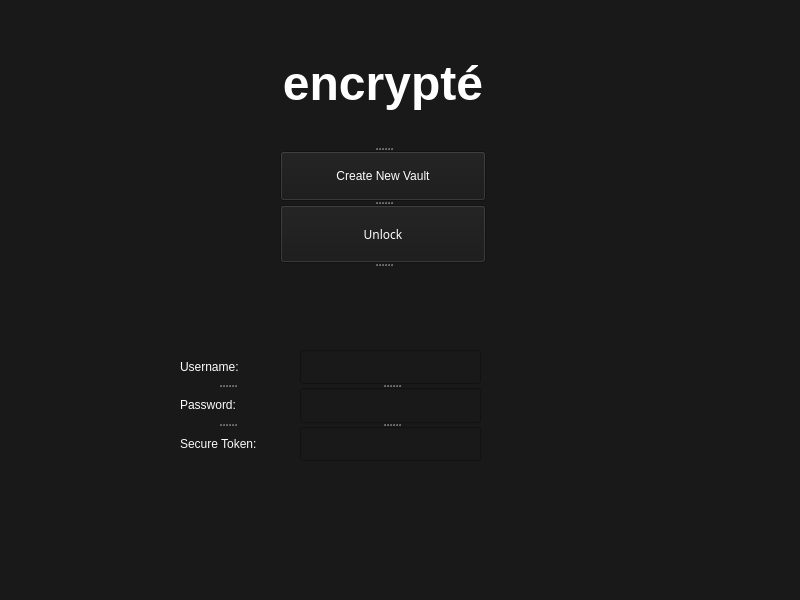
Above: gui/ui_files/login.ui from joe-boudreau/encrypte before the change. Below: the same form after it.
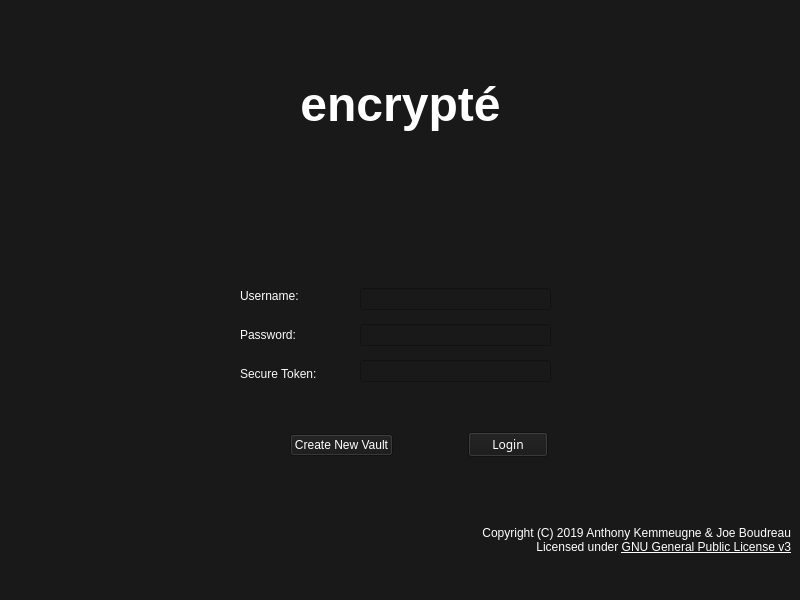
That is the form after the change. Icons and pictures are not drawn.

The edit to the form file:
```diff
--- a/gui/ui_files/login.ui
+++ b/gui/ui_files/login.ui
@@ -17,70 +17,188 @@
    <string notr="true">background-color: rgb(25,25,25)</string>
   </property>
   <widget class="QWidget" name="centralwidget">
-   <widget class="QSplitter" name="splitter">
+   <widget class="QLabel" name="label_5">
     <property name="geometry">
      <rect>
-      <x>180</x>
-      <y>350</y>
-      <width>93</width>
+      <x>240</x>
+      <y>510</y>
+      <width>551</width>
+      <height>61</height>
+     </rect>
+    </property>
+    <property name="text">
+     <string>&lt;html&gt;&lt;head/&gt;&lt;body&gt;&lt;p align=&quot;right&quot;&gt;&lt;span style=&quot; color:#ffffff;&quot;&gt;Copyright (C) 2019 Anthony Kemmeugne &amp;amp; Joe Boudreau&lt;br/&gt;Licensed under &lt;/span&gt;&lt;a href=&quot;http://www.gnu.org/licenses&quot;&gt;&lt;span style=&quot; text-decoration: underline; color:#ffffff;&quot;&gt;GNU General Public License v3&lt;/span&gt;&lt;/a&gt;&lt;/p&gt;&lt;/body&gt;&lt;/html&gt;</string>
+    </property>
+   </widget>
+   <widget class="QWidget" name="layoutWidget">
+    <property name="geometry">
+     <rect>
+      <x>240</x>
+      <y>280</y>
+      <width>95</width>
       <height>111</height>
      </rect>
     </property>
-    <property name="orientation">
-     <enum>Qt::Vertical</enum>
-    </property>
+    <layout class="QVBoxLayout" name="verticalLayout">
+     <item>
     <widget class="QLabel" name="label">
      <property name="text">
       <string>&lt;html&gt;&lt;head/&gt;&lt;body&gt;&lt;p&gt;&lt;span style=&quot; color:#ffffff;&quot;&gt;Username:&lt;/span&gt;&lt;/p&gt;&lt;/body&gt;&lt;/html&gt;</string>
      </property>
     </widget>
+     </item>
+     <item>
     <widget class="QLabel" name="label_2">
      <property name="text">
       <string>&lt;html&gt;&lt;head/&gt;&lt;body&gt;&lt;p&gt;&lt;span style=&quot; color:#fcfcfc;&quot;&gt;Password:&lt;/span&gt;&lt;/p&gt;&lt;/body&gt;&lt;/html&gt;</string>
      </property>
     </widget>
+     </item>
+     <item>
     <widget class="QLabel" name="label_4">
      <property name="text">
       <string>&lt;html&gt;&lt;head/&gt;&lt;body&gt;&lt;p&gt;&lt;span style=&quot; color:#fafafa;&quot;&gt;Secure Token:&lt;/span&gt;&lt;/p&gt;&lt;/body&gt;&lt;/html&gt;</string>
      </property>
     </widget>
+     </item>
+    </layout>
    </widget>
-   <widget class="QSplitter" name="splitter_2">
+   <widget class="QWidget" name="layoutWidget">
     <property name="geometry">
      <rect>
-      <x>300</x>
-      <y>350</y>
-      <width>181</width>
+      <x>360</x>
+      <y>280</y>
+      <width>191</width>
       <height>111</height>
      </rect>
     </property>
-    <property name="orientation">
-     <enum>Qt::Vertical</enum>
-    </property>
+    <layout class="QVBoxLayout" name="verticalLayout_2">
+     <item>
     <widget class="QLineEdit" name="username_input"/>
+     </item>
+     <item>
     <widget class="QLineEdit" name="password_input"/>
+     </item>
+     <item>
     <widget class="QLineEdit" name="otp_input"/>
+     </item>
+    </layout>
    </widget>
-   <widget class="QSplitter" name="splitter_3">
+   <widget class="QLabel" name="result_msg">
     <property name="geometry">
      <rect>
-      <x>280</x>
-      <y>20</y>
-      <width>206</width>
-      <height>311</height>
+      <x>245</x>
+      <y>222</y>
+      <width>301</width>
+      <height>39</height>
      </rect>
     </property>
-    <property name="orientation">
-     <enum>Qt::Vertical</enum>
+    <property name="palette">
+     <palette>
+      <active>
+       <colorrole role="Button">
+        <brush brushstyle="SolidPattern">
+         <color alpha="255">
+          <red>25</red>
+          <green>25</green>
+          <blue>25</blue>
+         </color>
+        </brush>
+       </colorrole>
+       <colorrole role="Base">
+        <brush brushstyle="SolidPattern">
+         <color alpha="255">
+          <red>25</red>
+          <green>25</green>
+          <blue>25</blue>
+         </color>
+        </brush>
+       </colorrole>
+       <colorrole role="Window">
+        <brush brushstyle="SolidPattern">
+         <color alpha="255">
+          <red>25</red>
+          <green>25</green>
+          <blue>25</blue>
+         </color>
+        </brush>
+       </colorrole>
+      </active>
+      <inactive>
+       <colorrole role="Button">
+        <brush brushstyle="SolidPattern">
+         <color alpha="255">
+          <red>25</red>
+          <green>25</green>
+          <blue>25</blue>
+         </color>
+        </brush>
+       </colorrole>
+       <colorrole role="Base">
+        <brush brushstyle="SolidPattern">
+         <color alpha="255">
+          <red>25</red>
+          <green>25</green>
+          <blue>25</blue>
+         </color>
+        </brush>
+       </colorrole>
+       <colorrole role="Window">
+        <brush brushstyle="SolidPattern">
+         <color alpha="255">
+          <red>25</red>
+          <green>25</green>
+          <blue>25</blue>
+         </color>
+        </brush>
+       </colorrole>
+      </inactive>
+      <disabled>
+       <colorrole role="Button">
+        <brush brushstyle="SolidPattern">
+         <color alpha="255">
+          <red>25</red>
+          <green>25</green>
+          <blue>25</blue>
+         </color>
+        </brush>
+       </colorrole>
+       <colorrole role="Base">
+        <brush brushstyle="SolidPattern">
+         <color alpha="255">
+          <red>25</red>
+          <green>25</green>
+          <blue>25</blue>
+         </color>
+        </brush>
+       </colorrole>
+       <colorrole role="Window">
+        <brush brushstyle="SolidPattern">
+         <color alpha="255">
+          <red>25</red>
+          <green>25</green>
+          <blue>25</blue>
+         </color>
+        </brush>
+       </colorrole>
+      </disabled>
+     </palette>
     </property>
-    <widget class="QLabel" name="label_3">
      <property name="text">
-      <string>&lt;html&gt;&lt;head/&gt;&lt;body&gt;&lt;p align=&quot;center&quot;&gt;&lt;img src=&quot;:/images/resources/lock_100.png&quot;/&gt;&lt;/p&gt;&lt;p align=&quot;center&quot;&gt;&lt;span style=&quot; font-size:36pt; font-weight:600; color:#ffffff;&quot;&gt;encrypté&lt;/span&gt;&lt;/p&gt;&lt;/body&gt;&lt;/html&gt;</string>
-     </property>
-     <property name="textFormat">
-      <enum>Qt::RichText</enum>
-     </property>
-    </widget>
+     <string>&lt;html&gt;&lt;head/&gt;&lt;body&gt;&lt;p align=&quot;center&quot;&gt;&lt;br/&gt;&lt;/p&gt;&lt;/body&gt;&lt;/html&gt;</string>
+    </property>
+   </widget>
+   <widget class="QWidget" name="layoutWidget">
+    <property name="geometry">
+     <rect>
+      <x>290</x>
+      <y>430</y>
+      <width>258</width>
+      <height>30</height>
+     </rect>
+    </property>
+    <layout class="QHBoxLayout" name="horizontalLayout">
+     <item>
     <widget class="QPushButton" name="register_button">
      <property name="palette">
       <palette>
@@ -207,6 +325,21 @@
       <string>Create New Vault</string>
      </property>
     </widget>
+     </item>
+     <item>
+      <spacer name="horizontalSpacer">
+       <property name="orientation">
+        <enum>Qt::Horizontal</enum>
+       </property>
+       <property name="sizeHint" stdset="0">
+        <size>
+         <width>40</width>
+         <height>20</height>
+        </size>
+       </property>
+      </spacer>
+     </item>
+     <item>
     <widget class="QPushButton" name="login_button">
      <property name="palette">
       <palette>
@@ -375,105 +508,59 @@
       <locale language="English" country="UnitedStates"/>
      </property>
      <property name="text">
-      <string>Unlock</string>
-     </property>
-    </widget>
-    <widget class="QLabel" name="result_msg">
-     <property name="palette">
-      <palette>
-       <active>
-        <colorrole role="Button">
-         <brush brushstyle="SolidPattern">
-          <color alpha="255">
-           <red>25</red>
-           <green>25</green>
-           <blue>25</blue>
-          </color>
-         </brush>
-        </colorrole>
-        <colorrole role="Base">
-         <brush brushstyle="SolidPattern">
-          <color alpha="255">
-           <red>25</red>
-           <green>25</green>
-           <blue>25</blue>
-          </color>
-         </brush>
-        </colorrole>
-        <colorrole role="Window">
-         <brush brushstyle="SolidPattern">
-          <color alpha="255">
-           <red>25</red>
-           <green>25</green>
-           <blue>25</blue>
-          </color>
-         </brush>
-        </colorrole>
-       </active>
-       <inactive>
-        <colorrole role="Button">
-         <brush brushstyle="SolidPattern">
-          <color alpha="255">
-           <red>25</red>
-           <green>25</green>
-           <blue>25</blue>
-          </color>
-         </brush>
-        </colorrole>
-        <colorrole role="Base">
-         <brush brushstyle="SolidPattern">
-          <color alpha="255">
-           <red>25</red>
-           <green>25</green>
-           <blue>25</blue>
-          </color>
-         </brush>
-        </colorrole>
-        <colorrole role="Window">
-         <brush brushstyle="SolidPattern">
-          <color alpha="255">
-           <red>25</red>
-           <green>25</green>
-           <blue>25</blue>
-          </color>
-         </brush>
-        </colorrole>
-       </inactive>
-       <disabled>
-        <colorrole role="Button">
-         <brush brushstyle="SolidPattern">
-          <color alpha="255">
-           <red>25</red>
-           <green>25</green>
-           <blue>25</blue>
-          </color>
-         </brush>
-        </colorrole>
-        <colorrole role="Base">
-         <brush brushstyle="SolidPattern">
-          <color alpha="255">
-           <red>25</red>
-           <green>25</green>
-           <blue>25</blue>
-          </color>
-         </brush>
-        </colorrole>
-        <colorrole role="Window">
-         <brush brushstyle="SolidPattern">
-          <color alpha="255">
-           <red>25</red>
-           <green>25</green>
-           <blue>25</blue>
-          </color>
-         </brush>
-        </colorrole>
-       </disabled>
-      </palette>
-     </property>
+        <string>Login</string>
+       </property>
+      </widget>
+     </item>
+    </layout>
+   </widget>
+   <widget class="QWidget" name="layoutWidget">
+    <property name="geometry">
+     <rect>
+      <x>0</x>
+      <y>20</y>
+      <width>801</width>
+      <height>169</height>
+     </rect>
+    </property>
+    <layout class="QHBoxLayout" name="horizontalLayout_2">
+     <item>
+      <spacer name="horizontalSpacer_2">
+       <property name="orientation">
+        <enum>Qt::Horizontal</enum>
+       </property>
+       <property name="sizeHint" stdset="0">
+        <size>
+         <width>40</width>
+         <height>20</height>
+        </size>
+       </property>
+      </spacer>
+     </item>
+     <item>
+      <widget class="QLabel" name="label_3">
      <property name="text">
-      <string>&lt;html&gt;&lt;head/&gt;&lt;body&gt;&lt;p align=&quot;center&quot;&gt;&lt;br/&gt;&lt;/p&gt;&lt;/body&gt;&lt;/html&gt;</string>
-     </property>
-    </widget>
+        <string>&lt;html&gt;&lt;head/&gt;&lt;body&gt;&lt;p align=&quot;center&quot;&gt;&lt;img src=&quot;:/images/resources/lock_100.png&quot;/&gt;&lt;/p&gt;&lt;p align=&quot;center&quot;&gt;&lt;span style=&quot; font-size:36pt; font-weight:600; color:#ffffff;&quot;&gt;encrypté&lt;/span&gt;&lt;/p&gt;&lt;/body&gt;&lt;/html&gt;</string>
+       </property>
+       <property name="textFormat">
+        <enum>Qt::RichText</enum>
+       </property>
+      </widget>
+     </item>
+     <item>
+      <spacer name="horizontalSpacer_3">
+       <property name="orientation">
+        <enum>Qt::Horizontal</enum>
+       </property>
+       <property name="sizeHint" stdset="0">
+        <size>
+         <width>40</width>
+         <height>20</height>
+        </size>
+       </property>
+      </spacer>
+     </item>
+    </layout>
    </widget>
   </widget>
   <widget class="QStatusBar" name="statusbar"/>
```
Left out of the diff: 6 changed lines with no effect on the pictures. Lines whose indentation alone changed are shown as unchanged.
